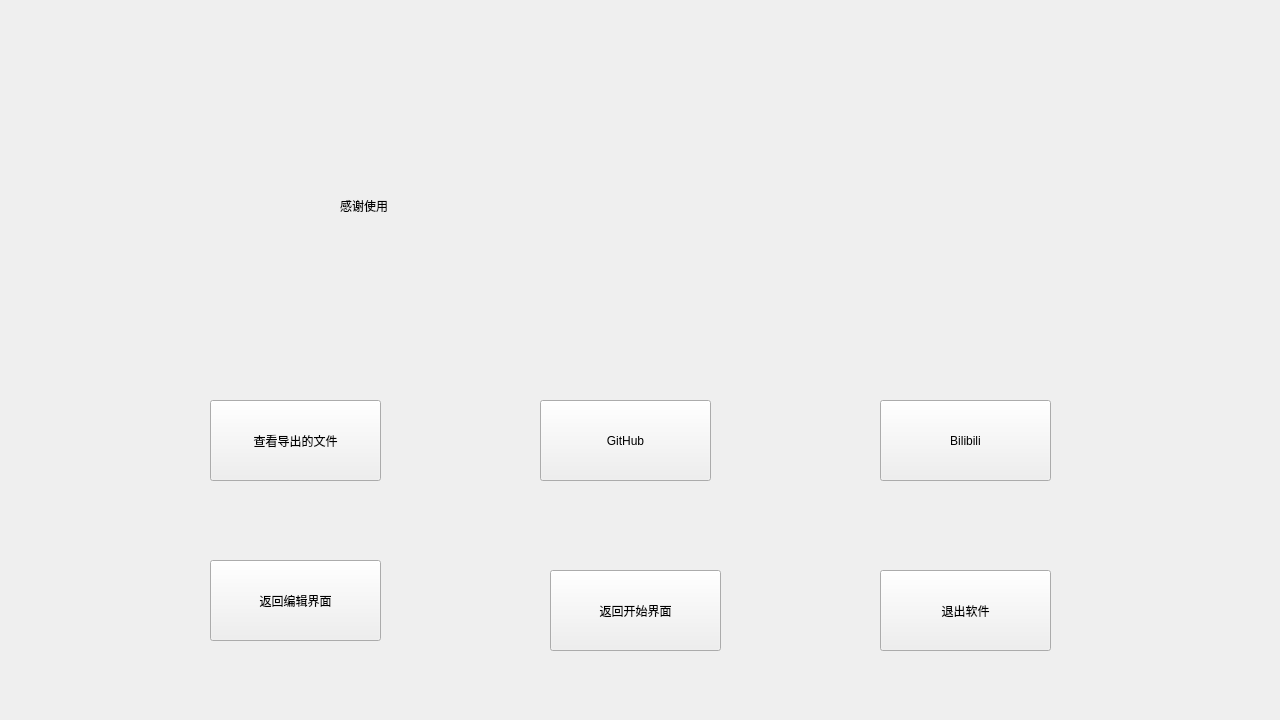
The window that Minecraft_Map_Painting_Generator/mfinishform.ui (Moonkey233/BetterPainter-Minecraft-Map-Painting-Generator) describes before a commit, drawn with Qt 5.
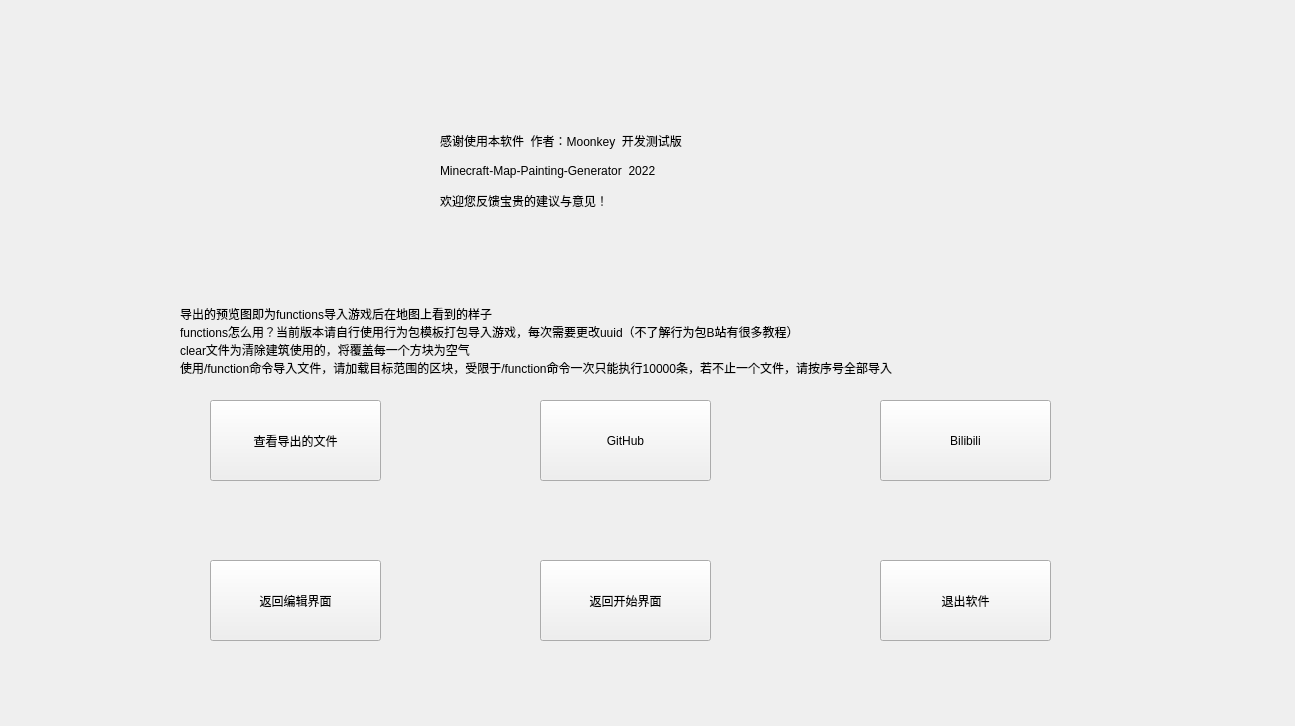
The same window after the commit.

```diff
--- a/Minecraft_Map_Painting_Generator/mfinishform.ui
+++ b/Minecraft_Map_Painting_Generator/mfinishform.ui
@@ -6,8 +6,8 @@
    <rect>
     <x>0</x>
     <y>0</y>
-    <width>1280</width>
-    <height>720</height>
+    <width>1295</width>
+    <height>726</height>
    </rect>
   </property>
   <property name="windowTitle">
@@ -16,14 +16,18 @@
   <widget class="QLabel" name="info">
    <property name="geometry">
     <rect>
-     <x>340</x>
-     <y>30</y>
-     <width>581</width>
-     <height>351</height>
+     <x>440</x>
+     <y>60</y>
+     <width>451</width>
+     <height>221</height>
     </rect>
    </property>
    <property name="text">
-    <string>感谢使用</string>
+    <string>感谢使用本软件  作者：Moonkey  开发测试版
+
+Minecraft-Map-Painting-Generator  2022
+
+欢迎您反馈宝贵的建议与意见！</string>
    </property>
   </widget>
   <widget class="QToolButton" name="bilibiliButton">
@@ -56,7 +60,7 @@
    <property name="geometry">
     <rect>
      <x>880</x>
-     <y>570</y>
+     <y>560</y>
      <width>171</width>
      <height>81</height>
     </rect>
@@ -81,8 +85,8 @@
   <widget class="QToolButton" name="beginButton">
    <property name="geometry">
     <rect>
-     <x>550</x>
-     <y>570</y>
+     <x>540</x>
+     <y>560</y>
      <width>171</width>
      <height>81</height>
     </rect>
@@ -104,6 +108,22 @@
     <string>返回编辑界面</string>
    </property>
   </widget>
+  <widget class="QLabel" name="label">
+   <property name="geometry">
+    <rect>
+     <x>180</x>
+     <y>290</y>
+     <width>951</width>
+     <height>101</height>
+    </rect>
+   </property>
+   <property name="text">
+    <string>导出的预览图即为functions导入游戏后在地图上看到的样子
+functions怎么用？当前版本请自行使用行为包模板打包导入游戏，每次需要更改uuid（不了解行为包B站有很多教程）
+clear文件为清除建筑使用的，将覆盖每一个方块为空气
+使用/function命令导入文件，请加载目标范围的区块，受限于/function命令一次只能执行10000条，若不止一个文件，请按序号全部导入</string>
+   </property>
+  </widget>
  </widget>
  <resources/>
  <connections/>
```
